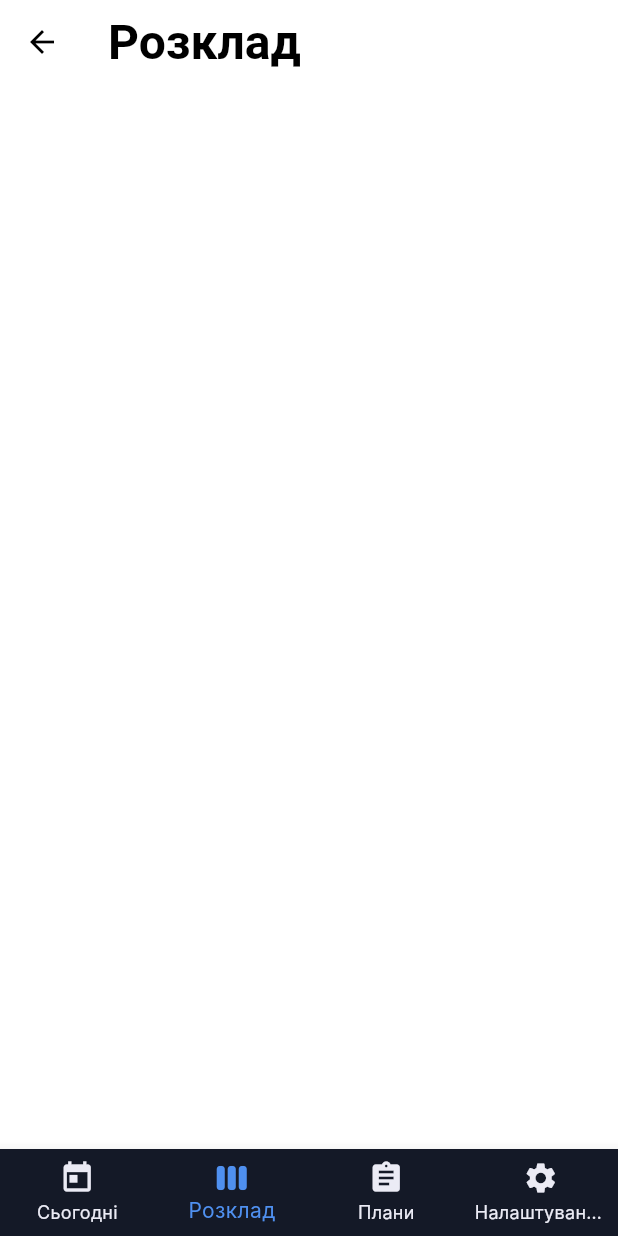
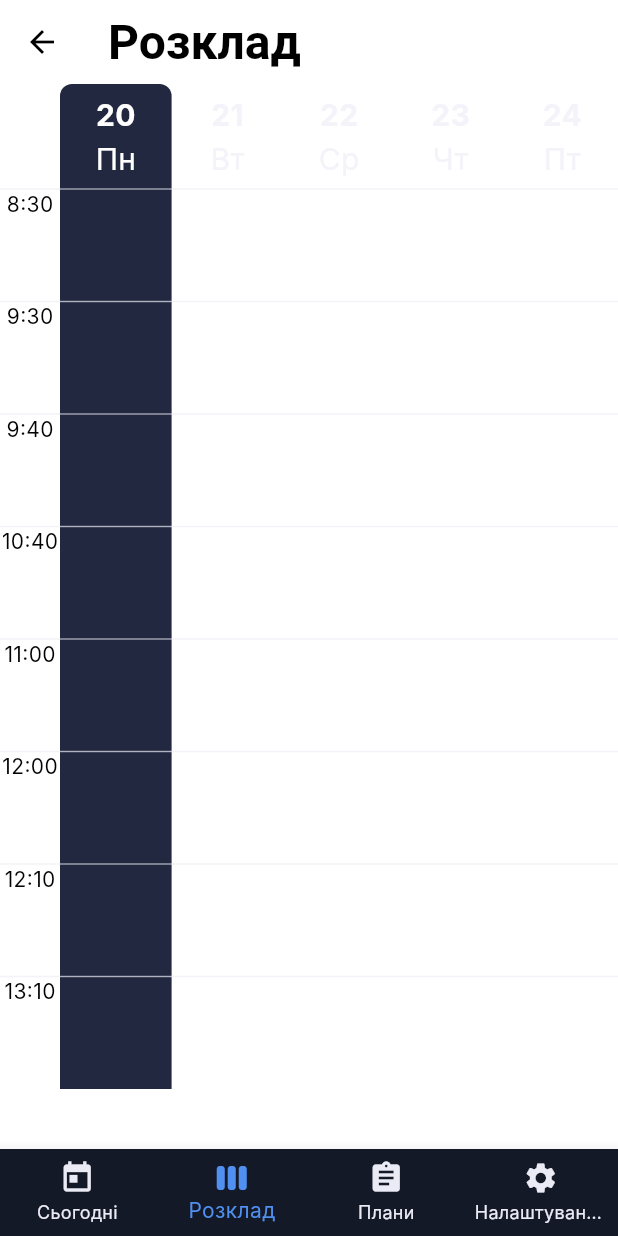
Before and after one commit to cvvalone/schedule, a Flutter app: the HomePage screen opened directly, item 2 of the bottom bar chosen, on a phone screen of 412 x 824 dp. Run offline on Flutter 3.47's test engine with Material 3 defaults, Android fonts, the phone set to English and light mode, and no system bars; our stand-ins replace bloc, cloud_firestore, equatable, firebase_auth, firebase_core, flutter_bloc and 4 more; missing offline and left inert: flow_builder; accounts and stored records are empty; Roboto replaces fonts that are missing (Inter).

Commit message:
Added Schedule screen, fixed DailyTasks

```diff
--- a/lib/src/data/repos/daily_task/model/daily_task.dart
+++ b/lib/src/data/repos/daily_task/model/daily_task.dart
@@ -13,5 +13,5 @@ class DailyTask with _$DailyTask {
     @Default(false) isCompleted,
   }) = _DailyTask;
 
-  factory DailyTask.fromJson(Map<String, Object> json) => _$DailyTaskFromJson(json);
+  factory DailyTask.fromJson(Map<String, dynamic> json) => _$DailyTaskFromJson(json);
 }
--- a/lib/src/features/daily/bloc/daily_bloc.dart
+++ b/lib/src/features/daily/bloc/daily_bloc.dart
@@ -1,6 +1,6 @@
 import 'package:bloc/bloc.dart';
 import 'package:cloud_firestore/cloud_firestore.dart';
-import 'package:flutter/material.dart';
+import 'package:flutter/foundation.dart';
 import 'package:schedule/src/data/repos/daily_task/model/daily_task.dart';
 
 part 'daily_event.dart';
@@ -27,12 +27,15 @@ class DailyBloc extends Bloc<DailyEvent, DailyState> {
           .collection('dailyTasks')
           .get();
       final tasks = snapshot.docs.map((doc) {
-        return DailyTask.fromJson(doc.data() as Map<String, Object>)
+        return DailyTask.fromJson(doc.data())
             .copyWith(id: doc.id);
       }).toList(growable: false);
 
       emit(DailyLoaded(tasks));
-    } catch (e) {}
+    } on FirebaseException catch (e) {
+      emit(DailyError('FirebaseException: ${e.message}'));
+      debugPrint('FirebaseException: ${e.message}');
+    }
   }
 
   void _onAddDailyTask(AddDailyTask event, Emitter<DailyState> emit) async {
--- a/lib/src/features/daily/view/daily_screen.dart
+++ b/lib/src/features/daily/view/daily_screen.dart
@@ -1,3 +1,4 @@
+import 'package:authentication_repository/authentication_repository.dart';
 import 'package:flutter/material.dart';
 import 'package:flutter_bloc/flutter_bloc.dart';
 import 'package:schedule/src/features/app/bloc/app_bloc.dart';
@@ -47,7 +48,8 @@ class _DailyScreenState extends State<DailyScreen> {
                       style: TextStyle(
                           decoration: task.isCompleted
                               ? TextDecoration.lineThrough
-                              : null),
+                              : null,
+                            fontSize: ScheduleSizes.fontSizeLg),
                     ),
                     subtitle: Text(
                       task.description.length > 30
@@ -83,15 +85,14 @@ class _DailyScreenState extends State<DailyScreen> {
       ),
       floatingActionButton: FloatingActionButton(
         onPressed: () {
-          _showAddTaskDialog(context, bloc);
+          _showAddTaskDialog(context, bloc, user);
         },
         child: Icon(Icons.add),
       ),
     );
   }
 
-  void _showAddTaskDialog(BuildContext context, DailyBloc bloc) {
-    final user = context.select((AppBloc bloc) => bloc.state.user);
+  void _showAddTaskDialog(BuildContext context, DailyBloc bloc, User user) {
     showModalBottomSheet(
       context: context,
       isScrollControlled: true,
--- /dev/null
+++ b/lib/src/features/schedule/bloc/schedule_bloc.dart
@@ -0,0 +1,14 @@
+import 'package:bloc/bloc.dart';
+
+import 'schedule_event.dart';
+import 'schedule_state.dart';
+
+class ScheduleBloc extends Bloc<ScheduleEvent, ScheduleState> {
+  ScheduleBloc() : super(ScheduleState()) {
+    on<InitEvent>(_init);
+  }
+
+  void _init(InitEvent event, Emitter<ScheduleState> emit) async {
+    emit(state.clone());
+  }
+}
--- /dev/null
+++ b/lib/src/features/schedule/bloc/schedule_event.dart
@@ -0,0 +1,3 @@
+abstract class ScheduleEvent {}
+
+class InitEvent extends ScheduleEvent {}
--- /dev/null
+++ b/lib/src/features/schedule/bloc/schedule_state.dart
@@ -0,0 +1,5 @@
+class ScheduleState {
+  ScheduleState clone() {
+    return ScheduleState();
+  }
+}
--- /dev/null
+++ b/lib/src/features/schedule/schedule.dart
@@ -0,0 +1,2 @@
+export 'bloc/schedule_bloc.dart';
+export 'view/schedule_screen.dart';
--- a/lib/src/features/schedule/view/schedule_screen.dart
+++ b/lib/src/features/schedule/view/schedule_screen.dart
@@ -1,5 +1,8 @@
 import 'package:flutter/material.dart';
-
+import 'package:schedule/src/utils/constants/colors.dart';
+import 'package:schedule/src/utils/constants/hours.dart';
+import 'package:schedule/src/utils/constants/sizes.dart';
+import 'package:schedule/src/utils/formatters/date_helper.dart';
 
 class ScheduleMainScreen extends StatefulWidget {
   const ScheduleMainScreen({super.key});
@@ -9,12 +12,97 @@ class ScheduleMainScreen extends StatefulWidget {
 }
 
 class _ScheduleMainScreenState extends State<ScheduleMainScreen> {
+  final days = DateHelper.generateWeekdays(5);
+
   @override
   Widget build(BuildContext context) {
     return Scaffold(
-      appBar:  AppBar(
+      appBar: AppBar(
         backgroundColor: Colors.transparent,
         title: Text('Розклад'),
+      ),
+      body: Table(
+        border: TableBorder(
+          horizontalInside: BorderSide(
+              color: ScheduleColors.gTextColor.withValues(alpha: 0.6)),
+        ),
+        columnWidths: const {
+          0: FixedColumnWidth(40),
+        },
+        children: [
+          // Заголовок із днями
+          TableRow(
+            children: [
+              const SizedBox(), // Порожня клітинка для заголовка годин
+              for (var day in days) // 'days' - список назв днів
+                Container(
+                  child: Center(
+                    child: Column(
+                      mainAxisAlignment: MainAxisAlignment.center,
+                      children: [
+                        Text(
+                          '${day['day']}',
+                          style: TextStyle(
+                            fontSize: ScheduleSizes.fontSizeLg,
+                            fontWeight: FontWeight.w700,
+                            color: DateHelper.isToday(day['fullDate'])
+                                ? ScheduleColors.wTextColor
+                                : ScheduleColors.gTextColor
+                                    .withValues(alpha: 0.6),
+                          ),
+                        ),
+                        Text(
+                          '${day['weekday']}',
+                          style: TextStyle(
+                            fontSize: ScheduleSizes.fontSizeLg,
+                            fontWeight: FontWeight.w400,
+                            color: DateHelper.isToday(day['fullDate'])
+                                ? ScheduleColors.wTextColor
+                                : ScheduleColors.gTextColor
+                                    .withValues(alpha: 0.6),
+                          ),
+                        )
+                      ],
+                    ),
+                  ),
+                  height: 70,
+                  decoration: BoxDecoration(
+                    color: DateHelper.isToday(day['fullDate'])
+                        ? const Color(0xFF21283F)
+                        : Colors.transparent,
+                    borderRadius: BorderRadius.only(
+                        topLeft: Radius.circular(ScheduleSizes.borderRadiusMd),
+                        topRight:
+                            Radius.circular(ScheduleSizes.borderRadiusMd)),
+                  ),
+                ),
+            ],
+          ),
+          // Рядки з годинами
+          for (var hour
+              in ScheduleHours.firstShiftHours) // 'hours' - список годин
+            TableRow(
+              children: [
+                Center(
+                    child: Text(
+                  hour,
+                  style: TextStyle(
+                    fontSize: ScheduleSizes.fontSizeSm
+                  ),
+                )), // Ліва колонка (час)
+                for (var day in days) // Стовпці для кожного дня
+                  Container(
+                    height: 75,
+                    color: DateHelper.isToday(day['fullDate'])
+                        ? const Color(0xFF21283F)
+                        : Colors.transparent,
+                    child: Stack(
+                      children: [],
+                    ),
+                  ),
+              ],
+            ),
+        ],
       ),
     );
   }
--- /dev/null
+++ b/lib/src/utils/calculators/view_calculator.dart
@@ -0,0 +1,12 @@
+class ScheduleViewCalc {
+  static double calculateTop(DateTime startTime, double hourHeight) {
+    // Різниця часу від початку дня (наприклад, 8:30)
+    final startMinutes = startTime.hour * 60 + startTime.minute;
+    final dayStartMinutes = 8 * 60 + 30; // Початок дня
+    return (startMinutes - dayStartMinutes) / 60 * hourHeight;
+  }
+
+  static double calculateHeight(Duration duration, double hourHeight) {
+    return duration.inMinutes / 60 * hourHeight;
+  }
+}
--- /dev/null
+++ b/lib/src/utils/constants/hours.dart
@@ -0,0 +1,9 @@
+class ScheduleHours {
+  static const firstShiftHours = <String>[
+    '8:30','9:30', '9:40','10:40', '11:00', '12:00', '12:10','13:10'
+  ];
+
+  static const secondShiftHours = <String>[
+
+  ];
+}
--- a/lib/src/utils/formatters/date_helper.dart
+++ b/lib/src/utils/formatters/date_helper.dart
@@ -5,4 +5,38 @@ class DateHelper {
     final DateFormat formatter = DateFormat("d MMMM, yyyy", "uk_UA");
     return formatter.format(date);
   }
+
+  static List<Map<String, dynamic>> generateWeekdays(int numberOfDays) {
+    final today = DateTime.now();
+    final weekdayNames = ['Пн', 'Вт', 'Ср', 'Чт', 'Пт'];
+
+    // Генеруємо список робочих днів
+    List<Map<String, dynamic>> days = [];
+    int addedDays = 0;
+    DateTime currentDate = today;
+
+    while (addedDays < numberOfDays) {
+      // Перевіряємо, чи не субота або неділя
+      if (currentDate.weekday >= DateTime.monday &&
+          currentDate.weekday <= DateTime.friday) {
+        days.add({
+          'day': currentDate.day,
+          'weekday': weekdayNames[currentDate.weekday - 1],
+          'fullDate':
+              '${currentDate.day} ${weekdayNames[currentDate.weekday - 1]}',
+        });
+        addedDays++;
+      }
+      // Переходимо до наступного дня
+      currentDate = currentDate.add(const Duration(days: 1));
+    }
+
+    return days;
+  }
+
+  static bool isToday(String date) {
+    final now = DateTime.now();
+    final weekdayNames = ['Пн', 'Вт', 'Ср', 'Чт', 'Пт'];
+    return date == '${now.day} ${weekdayNames[now.weekday - 1]}';
+  }
 }
```
